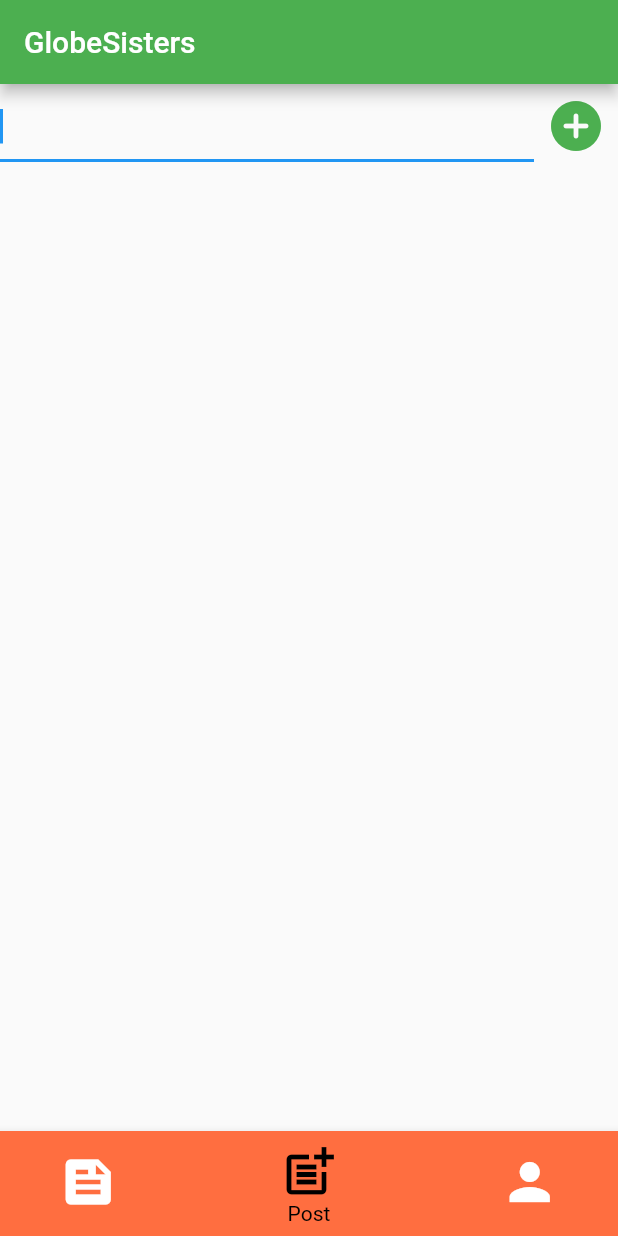
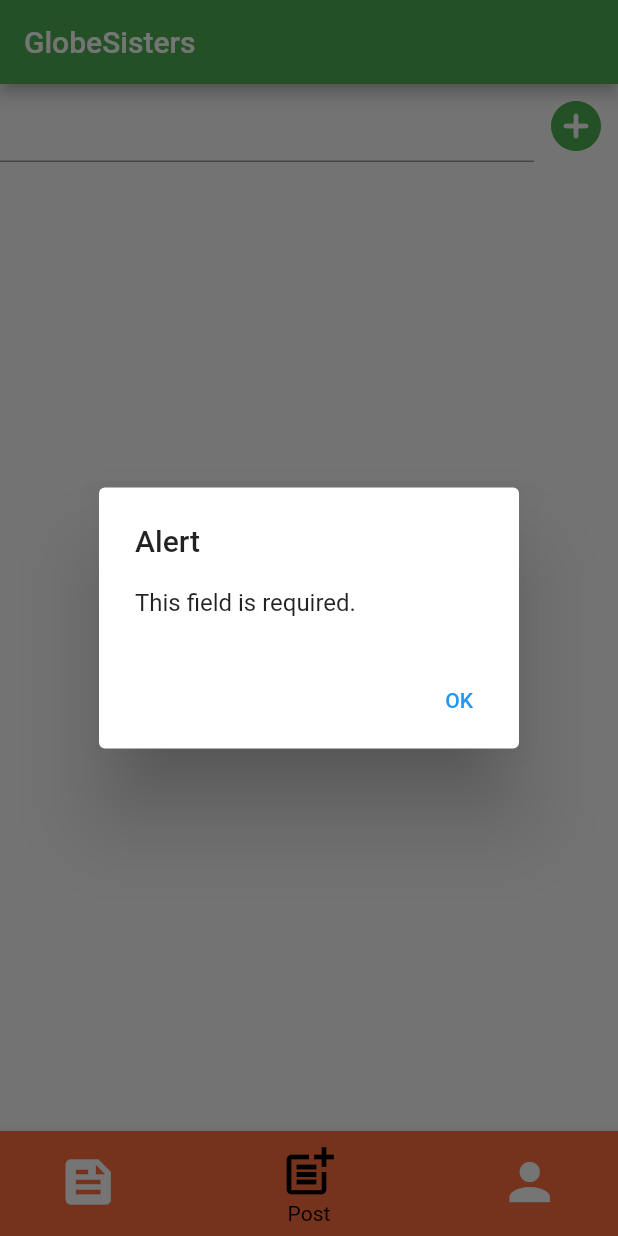
Before and after one commit to SuperDev01234/flutter_test_app, a Flutter app: the screen it shows after launch, item 2 of the bottom bar chosen, after a tap on the "add circle" icon, on a phone screen of 412 x 824 dp. Run offline on Flutter 3.47's test engine with Material 2 defaults, Android fonts, the phone set to English and light mode, and no system bars; network calls fail.

Commit message:
Added alert and confirm dialog

```diff
--- a/lib/main.dart
+++ b/lib/main.dart
@@ -27,7 +27,6 @@ class NavigationBar extends StatefulWidget {
 // Navigation Bar Widget State Management
 class _NavigationBarState extends State<NavigationBar> {
   int _selectedIndex = 0; // selected screen index
-  // PostScreen? postScreen;
   final List _widgetOptions = [];
   List<String> items = [];
 
@@ -39,12 +38,14 @@ class _NavigationBarState extends State<NavigationBar> {
     _widgetOptions.add(const ProfileScreen());
   }
 
+  // add item
   void addItem(String text) {
     setState(() {
       items.add(text);
     });
   }
 
+  // remove item
   void removeItem(int index) {
     setState(() {
       items.removeAt(index);
--- a/lib/screens/post_screen.dart
+++ b/lib/screens/post_screen.dart
@@ -1,6 +1,10 @@
 import 'package:flutter/material.dart';
 
+enum ConfirmAction { Cancel, Accept }
+
 class PostScreen extends StatefulWidget {
+  // const PostScreen({Key? key}) : super(key: key);
+
   Function addItem;
   Function removeItem;
   List<String> items;
@@ -52,6 +56,8 @@ class _PostScreenState extends State<PostScreen> {
                       if (text.isNotEmpty) {
                         widget.addItem(text);
                         textController.text = '';
+                      } else {
+                        showAlertDialog(context);
                       }
                     });
                   })
@@ -60,7 +66,6 @@ class _PostScreenState extends State<PostScreen> {
       Expanded(
           child: Container(
               padding: const EdgeInsets.all(8),
-              child: SingleChildScrollView(
               child: ListView.builder(
                 scrollDirection: Axis.vertical,
                 shrinkWrap: true,
@@ -89,13 +94,73 @@ class _PostScreenState extends State<PostScreen> {
                       tooltip: 'Remove',
                       color: Colors.red,
                       onPressed: () async {
+                        final ConfirmAction? action =
+                            await _asyncConfirmDialog(context);
+                        if (action == ConfirmAction.Accept) {
                           setState(() {
                             widget.removeItem(index);
                           });
-                            }),
+                        }
+                      },
+                    ),
                   ]));
-                    }),
+                },
               )))
     ]));
   }
 }
+
+// alert dialog when adding empty item
+showAlertDialog(BuildContext context) {
+  // Create button
+  Widget okButton = TextButton(
+    child: const Text("OK"),
+    onPressed: () {
+      Navigator.of(context).pop();
+    },
+  );
+
+  // Create AlertDialog
+  AlertDialog alert = AlertDialog(
+    title: const Text("Alert"),
+    content: const Text("This field is required."),
+    actions: [
+      okButton,
+    ],
+  );
+
+  // show the dialog
+  showDialog(
+    context: context,
+    builder: (BuildContext context) {
+      return alert;
+    },
+  );
+}
+
+// confirmation dialog when removing the item
+Future<ConfirmAction?> _asyncConfirmDialog(BuildContext context) async {
+  return showDialog<ConfirmAction>(
+    context: context,
+    builder: (BuildContext context) {
+      return AlertDialog(
+        title: const Text('Confirm'),
+        content: const Text('Are you sure to delete this item?'),
+        actions: <Widget>[
+          TextButton(
+            child: const Text('Cancel'),
+            onPressed: () {
+              Navigator.of(context).pop(ConfirmAction.Cancel);
+            },
+          ),
+          TextButton(
+            child: const Text('Delete'),
+            onPressed: () {
+              Navigator.of(context).pop(ConfirmAction.Accept);
+            },
+          )
+        ],
+      );
+    },
+  );
+}
```
Lines whose indentation alone changed are shown as unchanged.
